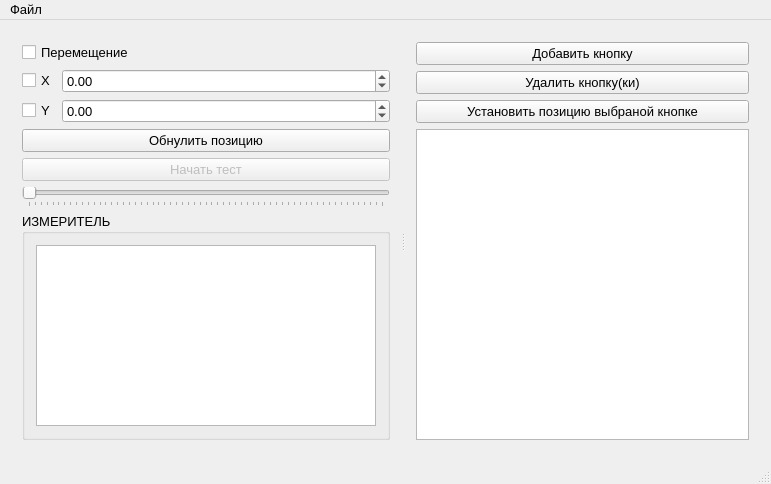
This is mainwindow.ui in XRay3D/KyboardTester as Qt 5 draws it before an edit. The edited form follows.
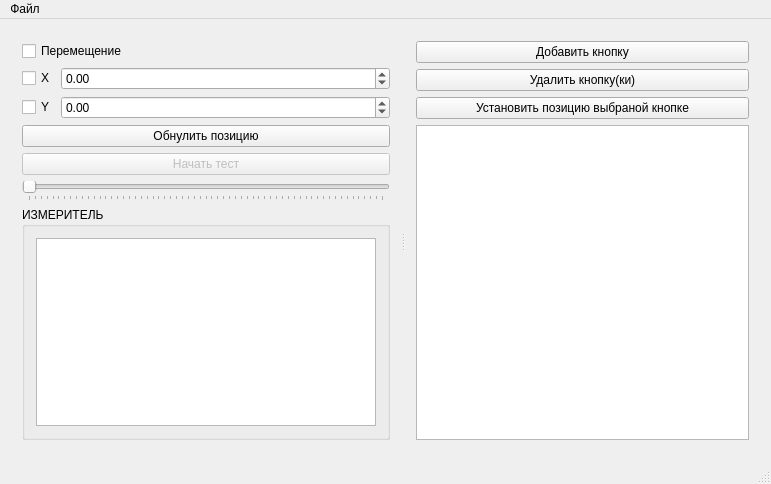
This is the edited form.

```diff
--- a/mainwindow.ui
+++ b/mainwindow.ui
@@ -10,11 +10,6 @@
     <height>484</height>
    </rect>
   </property>
-  <property name="font">
-   <font>
-    <pointsize>10</pointsize>
-   </font>
-  </property>
   <property name="windowTitle">
    <string>MainWindow</string>
   </property>
@@ -184,7 +179,7 @@
      <x>0</x>
      <y>0</y>
      <width>771</width>
-     <height>23</height>
+     <height>21</height>
     </rect>
    </property>
    <widget class="QMenu" name="menu">
```
